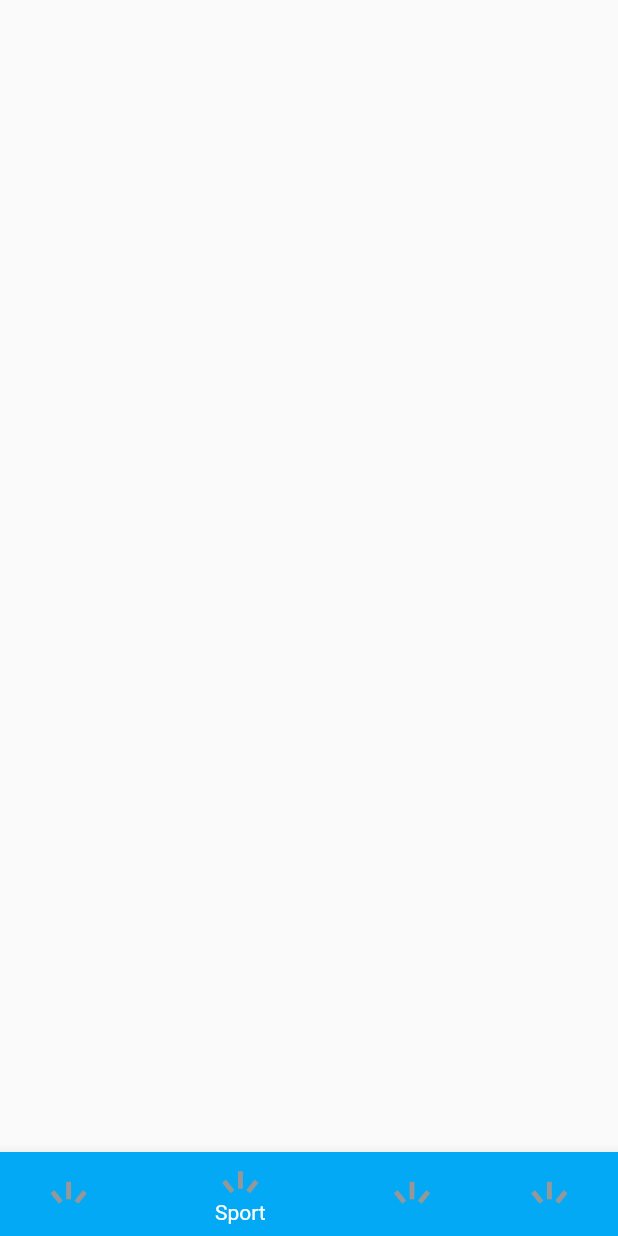
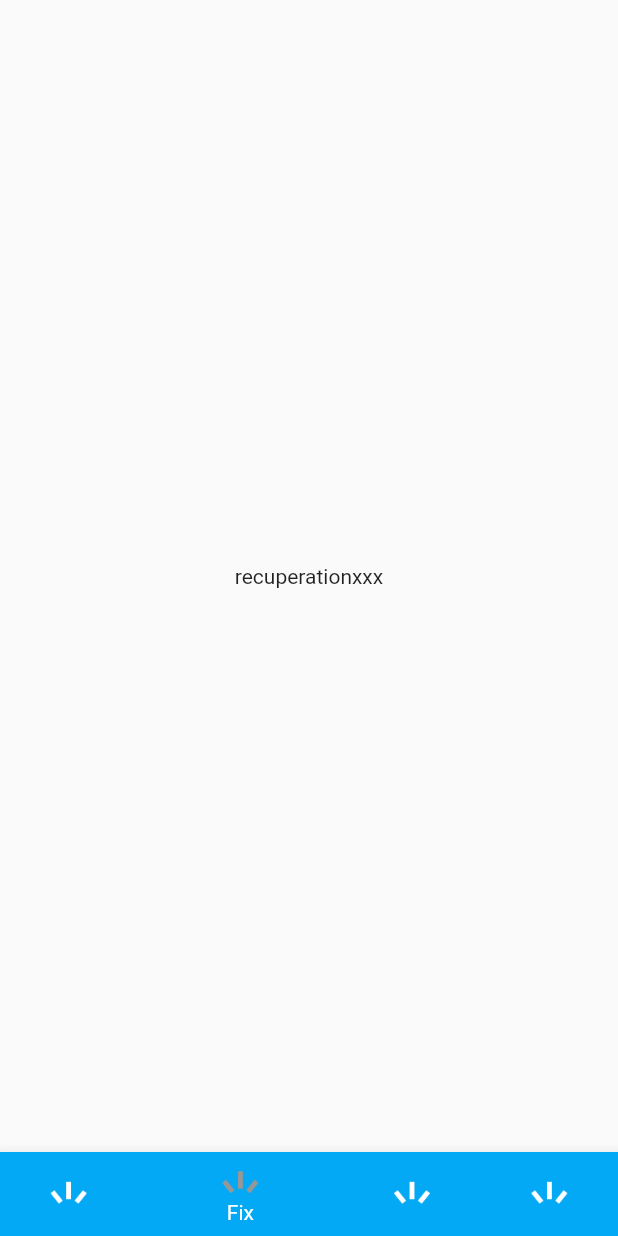
Before and after one commit to codersth/coderfit_flutter, a Flutter app: the screen it shows after launch, item 2 of the bottom bar chosen, on a phone screen of 412 x 824 dp. Run offline on Flutter 3.47's test engine with Material 2 defaults, Android fonts, the phone set to English and light mode, and no system bars; missing offline and left inert: dart:ffi; generated files the repository leaves out were written again.

Commit message:
Segregate BottomNavigationBar from main application.

```diff
--- a/lib/l10n/intl_en.arb
+++ b/lib/l10n/intl_en.arb
@@ -1,6 +1,6 @@
 {
   "tabHome": "Home",
-  "tabSport": "Sport",
+  "tabFix": "Fix",
   "tabRecuperation": "Recuperation",
   "tabUser": "User"
 }
--- a/lib/l10n/intl_zh.arb
+++ b/lib/l10n/intl_zh.arb
@@ -3,9 +3,9 @@
   "@tabHome": {
     "description": "各功能的快捷入口，蕴含浮躁世界之意"
   },
-  "tabSport": "休身",
-  "@tabSport": {
-    "description": "运动列表，健身"
+  "tabFix": "修身",
+  "@tabFix": {
+    "description": "运动，健身"
   },
   "tabRecuperation": "养性",
   "@tabRecuperation": {
--- /dev/null
+++ b/lib/ui/fix/main_fix.dart
@@ -0,0 +1,10 @@
+import 'package:flutter/cupertino.dart';
+
+class MainFixWidget extends StatelessWidget {
+  @override
+  Widget build(BuildContext context) {
+    // TODO: implement build
+    return Text("fixxxx");
+  }
+
+}
--- a/lib/ui/main.dart
+++ b/lib/ui/main.dart
@@ -1,6 +1,9 @@
 import 'dart:ffi';
 
-import 'package:coderfit_flutter/constants/Constants.dart';
+import 'package:coderfit_flutter/ui/fix/main_fix.dart';
+import 'package:coderfit_flutter/ui/recuperation/main_recuperation.dart';
+import 'package:coderfit_flutter/ui/user/main_user.dart';
+import 'package:coderfit_flutter/widgets/app_bottom_navigator.dart';
 import 'package:flutter/foundation.dart';
 import 'package:flutter/material.dart';
 import 'package:flutter_gen/gen_l10n/app_localizations.dart';
@@ -29,7 +32,6 @@ class MainApp extends StatelessWidget {
 /// This is the content widget that the main component holds.
 class MainContentWidget extends StatefulWidget {
 
-
   @override
   State<StatefulWidget> createState() {
     return _MainContentState();
@@ -44,56 +46,16 @@ class _MainContentState extends State<MainContentWidget> {
   /// Collections of the entire pages.
   static final tabPages = <Widget>[
     MainHomeWidget(),
-    Text(''),
-    Text(''),
-    Text('')
-  ];
-
-  /// Collections of image path inside of tab.
-  static const tabDefaultImages = [
-    "assets/images/ic_tab_home_default.png",
-    "assets/images/ic_tab_home_default.png",
-    "assets/images/ic_tab_home_default.png",
-    "assets/images/ic_tab_home_default.png"
-  ];
-
-  static const tabSelectedImages = [
-    "assets/images/ic_tab_home_selected.png",
-    "assets/images/ic_tab_home_default.png",
-    "assets/images/ic_tab_home_default.png",
-    "assets/images/ic_tab_home_default.png"
+    MainRecuperationWidget(),
+    MainFixWidget(),
+    MainUserWidget()
   ];
 
   @override
   Widget build(BuildContext context) {
-    // Items inside of bottom navigator in which each item has bean internationalized.
-    var navigatorItems = <BottomNavigationBarItem>[
-      _createBottomNavigationItem(
-          0, AppLocalizations.of(context)!.tabHome),
-      _createBottomNavigationItem(
-          1, AppLocalizations.of(context)!.tabSport),
-      _createBottomNavigationItem(
-          2, AppLocalizations.of(context)!.tabRecuperation),
-      _createBottomNavigationItem(
-          3, AppLocalizations.of(context)!.tabUser)
-    ];
     return Scaffold(
         body: Center(child: tabPages[_selectedIndex]),
-        bottomNavigationBar: BottomNavigationBar(
-            items: navigatorItems,
-            currentIndex: _selectedIndex,
-            unselectedItemColor: Colors.black,
-            onTap: _navigatorItemTapped));
-  }
-
-  /// Construct [BottomNavigationBarItem] with [position], and [title].
-  BottomNavigationBarItem _createBottomNavigationItem(
-      int position, String title) {
-    return BottomNavigationBarItem(
-      icon: Image.asset(_selectedIndex == position ? tabSelectedImages[position] : tabDefaultImages[position], width: Constants.tabSize, height: Constants.tabSize),
-      label: title,
-      backgroundColor: Colors.lightBlue
-    );
+        bottomNavigationBar: AppBottomNavigator(_selectedIndex, context, _navigatorItemTapped));
   }
 
   /// Tap event with [BottomNavigationBar]'s item clicked.
--- /dev/null
+++ b/lib/ui/recuperation/main_recuperation.dart
@@ -0,0 +1,10 @@
+import 'package:flutter/cupertino.dart';
+
+class MainRecuperationWidget extends StatelessWidget {
+  @override
+  Widget build(BuildContext context) {
+    // TODO: implement build
+    return Text("recuperationxxx");
+  }
+
+}
--- /dev/null
+++ b/lib/ui/user/main_user.dart
@@ -0,0 +1,10 @@
+import 'package:flutter/cupertino.dart';
+
+class MainUserWidget extends StatelessWidget {
+  @override
+  Widget build(BuildContext context) {
+    // TODO: implement build
+    return Text("userxxx");
+  }
+
+}
--- /dev/null
+++ b/lib/widgets/app_bottom_navigator.dart
@@ -0,0 +1,48 @@
+import 'package:coderfit_flutter/constants/constants.dart';
+import 'package:flutter/material.dart';
+import 'package:flutter_gen/gen_l10n/app_localizations.dart';
+
+/// Customized Navigator extends [BottomNavigationBar] to clear the structure of main application.
+class AppBottomNavigator extends BottomNavigationBar {
+
+  /// Collections of image path inside of tab, for each item in array, first value expresses
+  /// default image, and the second value means image tab selected.
+  static const tabImages = [
+    ["assets/images/ic_tab_home_default.png", "assets/images/ic_tab_home_selected.png"],
+    ["assets/images/ic_tab_home_default.png", "assets/images/ic_tab_home_selected.png"],
+    ["assets/images/ic_tab_home_default.png", "assets/images/ic_tab_home_selected.png"],
+    ["assets/images/ic_tab_home_default.png", "assets/images/ic_tab_home_selected.png"]
+  ];
+
+  /// Construct [BottomNavigationBarItem] with [position], and [title].
+  static BottomNavigationBarItem _createBottomNavigationItem(
+      int position, int currentPosition, String title) {
+    return BottomNavigationBarItem(
+        icon: Image.asset(
+            currentPosition == position
+                ? tabImages[position][0]
+                : tabImages[position][1],
+            width: Constants.tabSize,
+            height: Constants.tabSize),
+        label: title,
+        backgroundColor: Colors.lightBlue);
+  }
+
+  /// Construct with current position [currentPosition] and [context], optional [callback] for
+  /// listening the [onTap] event.
+  AppBottomNavigator(int currentPosition, BuildContext context, ValueChanged<int>? callback)
+      : super(
+            // With title internalization.
+            items: [
+              _createBottomNavigationItem(
+                  0, currentPosition, AppLocalizations.of(context)!.tabHome),
+              _createBottomNavigationItem(
+                  1, currentPosition, AppLocalizations.of(context)!.tabFix),
+              _createBottomNavigationItem(
+                  2, currentPosition, AppLocalizations.of(context)!.tabRecuperation),
+              _createBottomNavigationItem(
+                  3, currentPosition, AppLocalizations.of(context)!.tabUser)
+            ],
+            currentIndex: currentPosition,
+            onTap: callback);
+}
--- a/pubspec.yaml
+++ b/pubspec.yaml
@@ -26,7 +26,7 @@ dependencies:
   flutter_localizations:
     sdk: flutter
   intl: ^0.17.0
-
+  lazy_evaluation: ^1.1.0
   # The following adds the Cupertino Icons font to your application.
   # Use with the CupertinoIcons class for iOS style icons.
   cupertino_icons: ^1.0.2
```
Also changed, not shown: lib/generated/intl/messages_en.dart, lib/generated/intl/messages_zh.dart, lib/generated/l10n.dart, lib/ui/callbacks.dart (added).
